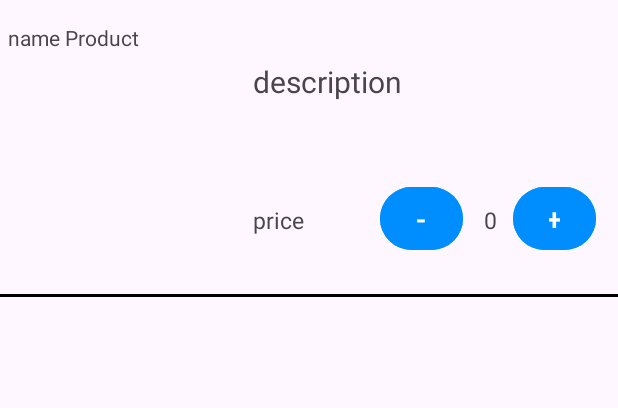
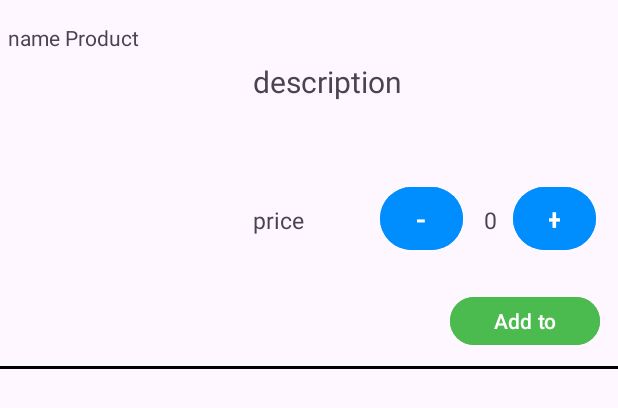
Before and after one commit to ExproVic/ECommerce, an Android app: the layout item_view_product.xml on its own in the app's theme, with its tools: preview values and no code run, on a phone screen of 412 x 824 dp. Shown: the top 408 px of the screen. Run offline under Robolectric (Android 15) with nearby library versions, the phone set to English and light mode, and no system bars.

Commit message:
cart database

```diff
--- a/app/src/main/res/layout/item_view_product.xml
+++ b/app/src/main/res/layout/item_view_product.xml
@@ -79,10 +79,23 @@
         android:layout_below="@+id/descritionProduct"
         android:layout_toEndOf="@+id/countProduct"
         android:text="+" />
+    <Button
+        android:id="@+id/addtoCart"
+        android:layout_width="100dp"
+        android:layout_height="40dp"
+        android:backgroundTint="@color/green"
+        android:layout_below="@+id/imgProduct"
+        android:layout_alignParentEnd="true"
+        android:layout_marginTop="8dp"
+        android:textAlignment="center"
+        android:layout_marginEnd="12dp"
+
+        android:text="Add to Cart"
+        android:textColor="@color/white" />
     <LinearLayout
         android:layout_width="match_parent"
         android:layout_height="2dp"
-        android:layout_below="@id/imgProduct"
+        android:layout_below="@id/addtoCart"
         android:layout_marginTop="10dp"
         android:background="@color/black"
         />
```
Also changed, not shown: app/src/main/AndroidManifest.xml (+8 -7 lines), app/src/main/java/com/example/ecommerce/productview/ItemProduct.java (+19 -1 lines), app/src/main/java/com/example/ecommerce/productview/ProductAdapter.java (+67 -3 lines), app/src/main/java/com/example/ecommerce/productview/ViewProductHolder.java (+40 -13 lines), app/src/main/res/layout/activity_show_product.xml (+0 -8 lines), 1 other file.
